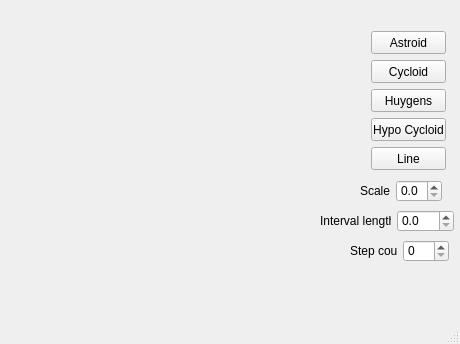
Old version of the form mainwindow.ui in the repository DavDiva/Qt_2D_Shapes.
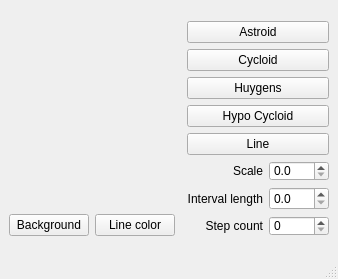
New version of the form. Custom widgets are drawn as their Qt base class.

Commit message: background, line colors change, layout

```diff
--- a/mainwindow.ui
+++ b/mainwindow.ui
@@ -6,134 +6,149 @@
    <rect>
     <x>0</x>
     <y>0</y>
-    <width>460</width>
-    <height>344</height>
+    <width>338</width>
+    <height>279</height>
    </rect>
   </property>
   <property name="windowTitle">
    <string>MainWindow</string>
   </property>
   <widget class="QWidget" name="centralwidget">
-   <widget class="RenderArea" name="renderArea" native="true">
-    <property name="geometry">
-     <rect>
-      <x>50</x>
-      <y>30</y>
-      <width>241</width>
-      <height>231</height>
-     </rect>
-    </property>
-   </widget>
-   <widget class="QPushButton" name="btnLine">
-    <property name="geometry">
-     <rect>
-      <x>371</x>
-      <y>147</y>
-      <width>75</width>
-      <height>23</height>
-     </rect>
-    </property>
+   <layout class="QGridLayout" name="gridLayout_2">
+    <item row="0" column="0">
+     <layout class="QGridLayout" name="gridLayout">
+      <item row="0" column="0">
+       <widget class="RenderArea" name="renderArea" native="true"/>
+      </item>
+      <item row="1" column="0">
+       <layout class="QHBoxLayout" name="horizontalLayout_4">
+        <item>
+         <widget class="QPushButton" name="btnBackground">
+          <property name="text">
+           <string>Background</string>
+          </property>
+         </widget>
+        </item>
+        <item>
+         <widget class="QPushButton" name="btnLineColor">
     <property name="text">
-     <string>Line</string>
-    </property>
-   </widget>
+           <string>Line color</string>
+          </property>
+         </widget>
+        </item>
+        <item>
+         <spacer name="horizontalSpacer">
+          <property name="orientation">
+           <enum>Qt::Horizontal</enum>
+          </property>
+          <property name="sizeHint" stdset="0">
+           <size>
+            <width>118</width>
+            <height>20</height>
+           </size>
+          </property>
+         </spacer>
+        </item>
+       </layout>
+      </item>
+     </layout>
+    </item>
+    <item row="0" column="1">
+     <layout class="QVBoxLayout" name="verticalLayout">
+      <item>
    <widget class="QPushButton" name="btnAstroid">
-    <property name="geometry">
-     <rect>
-      <x>371</x>
-      <y>31</y>
-      <width>75</width>
-      <height>23</height>
-     </rect>
-    </property>
     <property name="text">
      <string>Astroid</string>
     </property>
    </widget>
+      </item>
+      <item>
    <widget class="QPushButton" name="btnCycloid">
-    <property name="geometry">
-     <rect>
-      <x>371</x>
-      <y>60</y>
-      <width>75</width>
-      <height>23</height>
-     </rect>
-    </property>
     <property name="text">
      <string>Cycloid</string>
     </property>
    </widget>
+      </item>
+      <item>
    <widget class="QPushButton" name="btnHuygens">
-    <property name="geometry">
-     <rect>
-      <x>371</x>
-      <y>89</y>
-      <width>75</width>
-      <height>23</height>
-     </rect>
-    </property>
     <property name="text">
      <string>Huygens</string>
     </property>
    </widget>
+      </item>
+      <item>
    <widget class="QPushButton" name="btnHypo">
-    <property name="geometry">
-     <rect>
-      <x>371</x>
-      <y>118</y>
-      <width>75</width>
-      <height>23</height>
-     </rect>
-    </property>
     <property name="text">
      <string>Hypo Cycloid</string>
     </property>
    </widget>
-   <widget class="QWidget" name="">
-    <property name="geometry">
-     <rect>
-      <x>360</x>
-      <y>180</y>
-      <width>82</width>
-      <height>22</height>
-     </rect>
-    </property>
+      </item>
+      <item>
+       <widget class="QPushButton" name="btnLine">
+        <property name="text">
+         <string>Line</string>
+        </property>
+       </widget>
+      </item>
+      <item>
     <layout class="QHBoxLayout" name="horizontalLayout">
      <item>
       <widget class="QLabel" name="label">
        <property name="text">
         <string>Scale</string>
        </property>
+          <property name="alignment">
+           <set>Qt::AlignRight|Qt::AlignTrailing|Qt::AlignVCenter</set>
+          </property>
       </widget>
      </item>
      <item>
       <widget class="QDoubleSpinBox" name="spinScale">
+          <property name="enabled">
+           <bool>true</bool>
+          </property>
+          <property name="minimumSize">
+           <size>
+            <width>60</width>
+            <height>20</height>
+           </size>
+          </property>
+          <property name="maximumSize">
+           <size>
+            <width>60</width>
+            <height>20</height>
+           </size>
+          </property>
        <property name="decimals">
         <number>1</number>
        </property>
+          <property name="maximum">
+           <double>500.000000000000000</double>
+          </property>
       </widget>
      </item>
     </layout>
-   </widget>
-   <widget class="QWidget" name="">
-    <property name="geometry">
-     <rect>
-      <x>320</x>
-      <y>210</y>
-      <width>134</width>
-      <height>22</height>
-     </rect>
-    </property>
+      </item>
+      <item>
     <layout class="QHBoxLayout" name="horizontalLayout_2">
      <item>
       <widget class="QLabel" name="label_2">
        <property name="text">
         <string>Interval length</string>
        </property>
+          <property name="alignment">
+           <set>Qt::AlignRight|Qt::AlignTrailing|Qt::AlignVCenter</set>
+          </property>
       </widget>
      </item>
      <item>
       <widget class="QDoubleSpinBox" name="spinInterval">
+          <property name="minimumSize">
+           <size>
+            <width>60</width>
+            <height>20</height>
+           </size>
+          </property>
        <property name="decimals">
         <number>1</number>
        </property>
@@ -146,26 +161,27 @@
       </widget>
      </item>
     </layout>
-   </widget>
-   <widget class="QWidget" name="">
-    <property name="geometry">
-     <rect>
-      <x>350</x>
-      <y>240</y>
-      <width>99</width>
-      <height>22</height>
-     </rect>
-    </property>
+      </item>
+      <item>
     <layout class="QHBoxLayout" name="horizontalLayout_3">
      <item>
       <widget class="QLabel" name="label_3">
        <property name="text">
         <string>Step count</string>
        </property>
+          <property name="alignment">
+           <set>Qt::AlignRight|Qt::AlignTrailing|Qt::AlignVCenter</set>
+          </property>
       </widget>
      </item>
      <item>
       <widget class="QSpinBox" name="spinCount">
+          <property name="maximumSize">
+           <size>
+            <width>60</width>
+            <height>20</height>
+           </size>
+          </property>
        <property name="maximum">
         <number>512</number>
        </property>
@@ -175,7 +191,10 @@
       </widget>
      </item>
     </layout>
-   </widget>
+      </item>
+     </layout>
+    </item>
+   </layout>
   </widget>
   <widget class="QStatusBar" name="statusbar"/>
  </widget>
```
Lines whose indentation alone changed are shown as unchanged. The commit also changes 4 other files.
